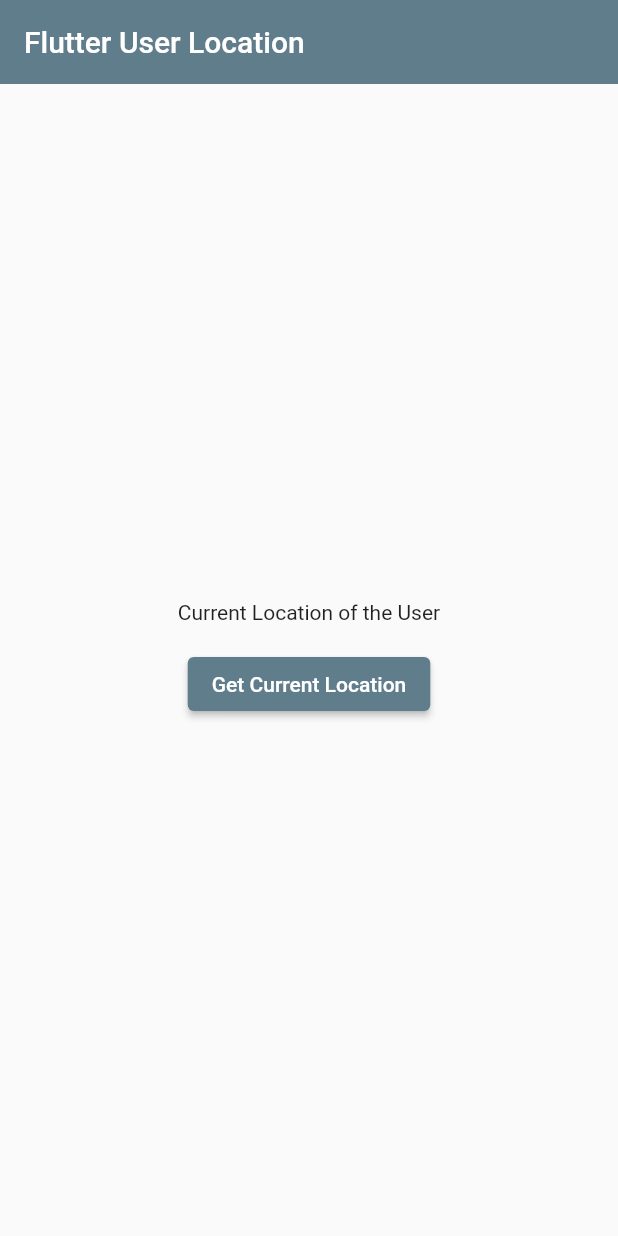
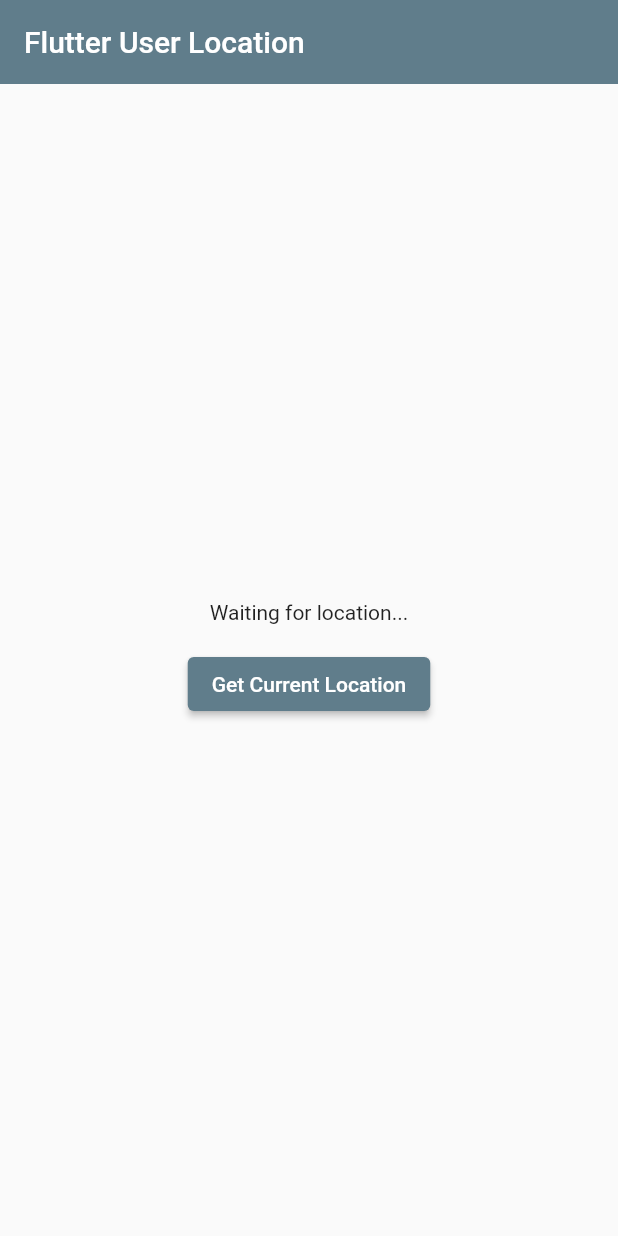
Before and after one commit to hamed-deriv/flutter_location, a Flutter app: the screen it shows after launch, after a tap on "Get Current Location", on a phone screen of 412 x 824 dp. Run offline on Flutter 3.47's test engine with Material 2 defaults, Android fonts, the phone set to English and light mode, and no system bars; our stand-ins replace geolocator.

Commit message:
add show current user location

```diff
--- a/lib/main.dart
+++ b/lib/main.dart
@@ -16,23 +16,38 @@
       );
 }
 
-class HomePage extends StatelessWidget {
+class HomePage extends StatefulWidget {
   const HomePage({required this.title, Key? key}) : super(key: key);
 
   final String title;
 
   @override
+  State<HomePage> createState() => _HomePageState();
+}
+
+class _HomePageState extends State<HomePage> {
+  Position? _position;
+
+  @override
   Widget build(BuildContext context) => Scaffold(
-        appBar: AppBar(elevation: 0, title: Text(title)),
+        appBar: AppBar(elevation: 0, title: Text(widget.title)),
         body: Center(
           child: Column(
             mainAxisAlignment: MainAxisAlignment.center,
             children: <Widget>[
-              const Text('Current Location of the User'),
+              Text(
+                _position == null
+                    ? 'Waiting for location...'
+                    : 'Latitude: ${_position?.latitude}, Longitude: ${_position?.longitude}',
+              ),
               const SizedBox(height: 16),
               ElevatedButton(
                 child: const Text('Get Current Location'),
-                onPressed: _getCurrentLocation,
+                onPressed: () async {
+                  _position = await _getCurrentLocation();
+
+                  setState(() {});
+                },
               )
             ],
           ),
```
